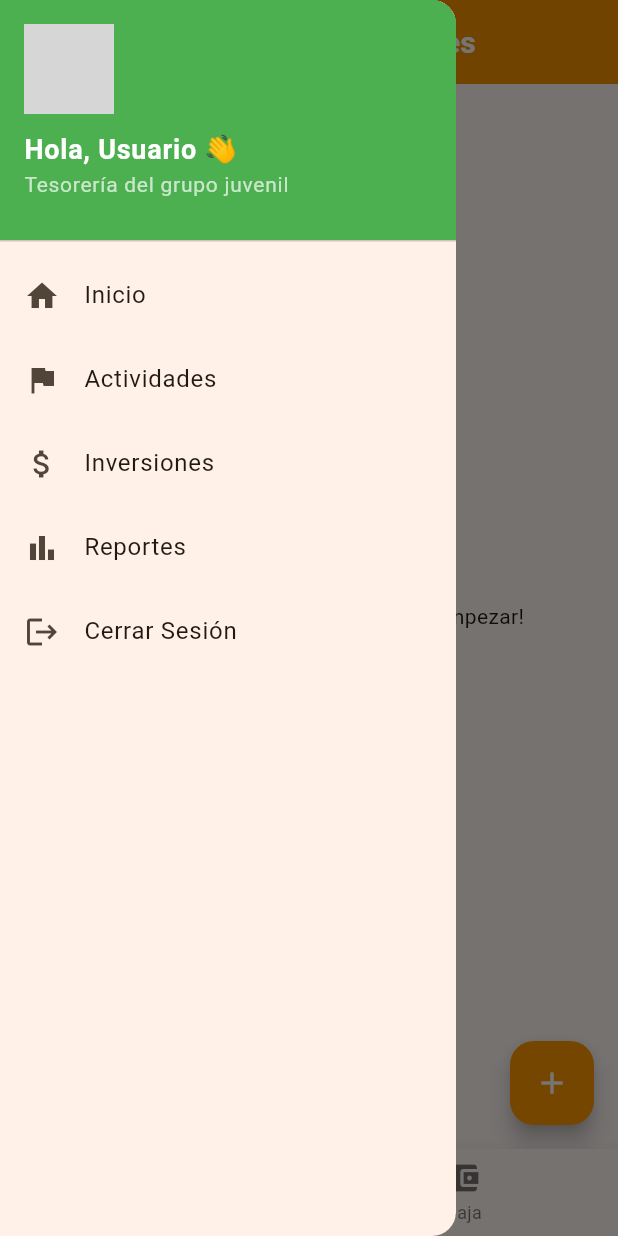
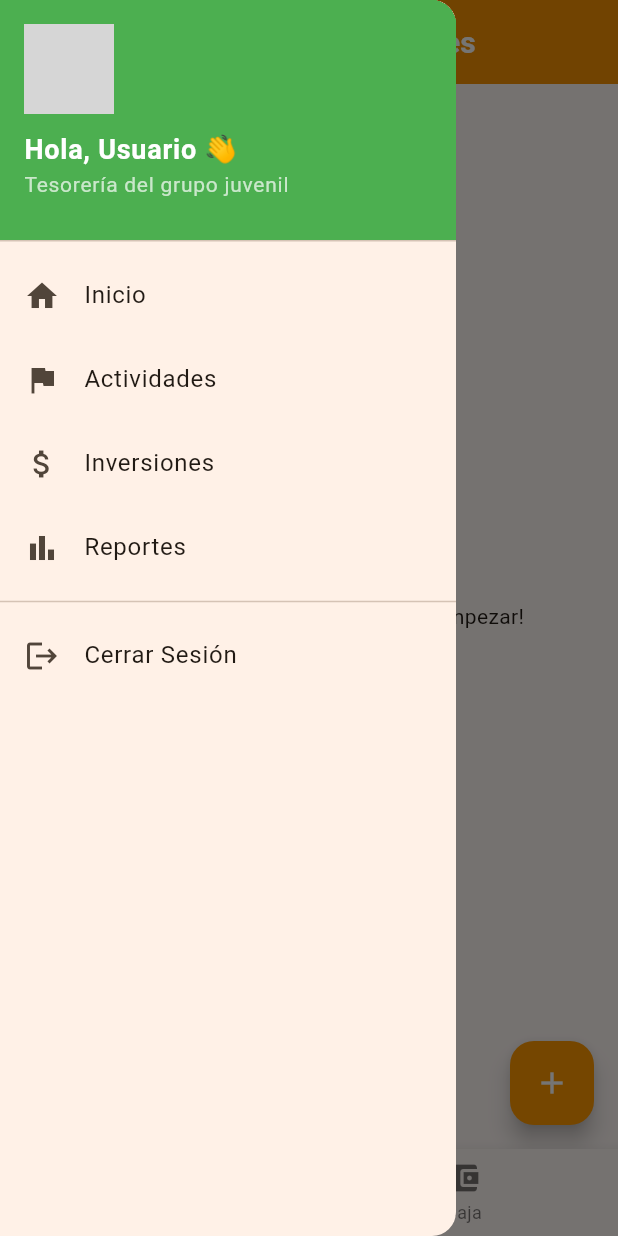
Before and after one commit to includeFabDev/myapp, a Flutter app: the screen it shows once a user with an empty profile is signed in, with the side drawer open, on a phone screen of 412 x 824 dp. Run offline on Flutter 3.47's test engine with Material 3 defaults, Android fonts, the phone set to English and light mode, and no system bars; our stand-ins replace cloud_firestore, connectivity_plus, firebase_auth, firebase_core, fl_chart, go_router and 1 more; accounts and stored records are empty; grey boxes are pictures that could not be loaded.

Commit message:
Ultima Modificacion

```diff
--- a/lib/services/firebase_service.dart
+++ b/lib/services/firebase_service.dart
@@ -662,8 +662,4 @@ class FirebaseService {
         .doc(archivoId)
         .delete();
   }
-
-  Stream<List<Map<String, dynamic>>>? getParticipantesUnicos() {
-    return null;
-  }
 }
--- a/lib/widgets/app_drawer.dart
+++ b/lib/widgets/app_drawer.dart
@@ -18,9 +18,7 @@ class AppDrawer extends StatelessWidget {
               children: [
                 const CircleAvatar(
                   radius: 30,
-                  backgroundImage: AssetImage(
-                    'assets/default_avatar.png',
-                  ), // Placeholder image
+                  backgroundImage: AssetImage('assets/images/default_avatar.png'),
                 ),
                 const SizedBox(height: 10),
                 const Text(
@@ -70,6 +68,7 @@ class AppDrawer extends StatelessWidget {
               context.go('/reportes');
             },
           ),
+          const Divider(),
           ListTile(
             leading: const Icon(Icons.logout),
             title: const Text('Cerrar Sesión'),
```
Also changed, not shown: lib/screens/participantes_activos_screen.dart (deleted, +0 -53 lines), firebase.json.
